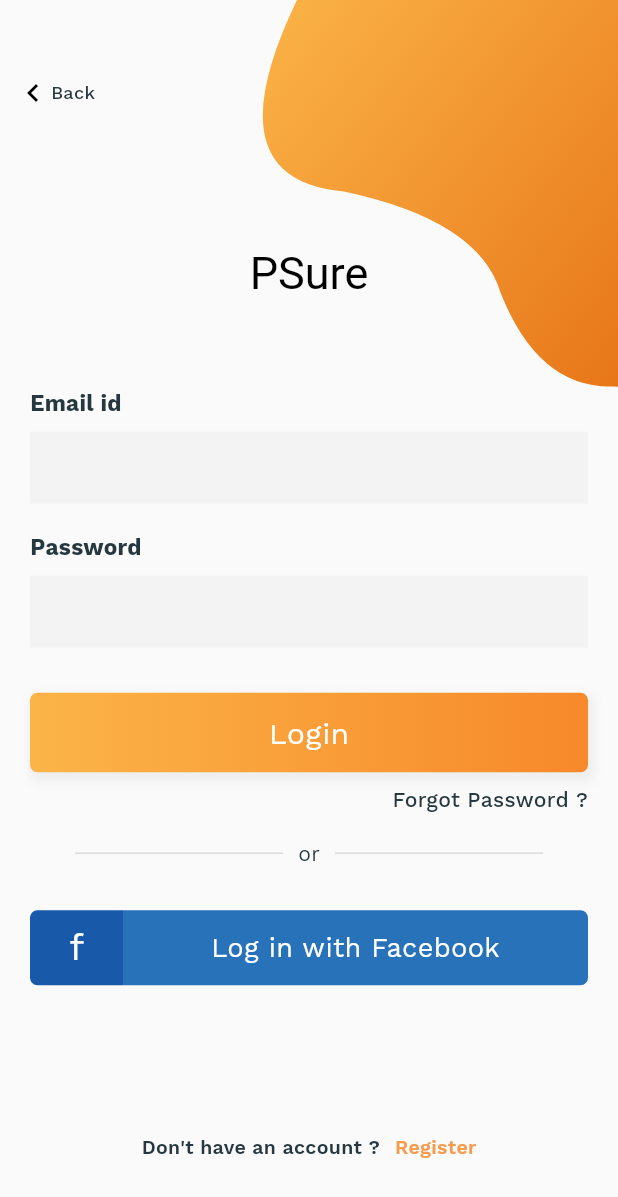
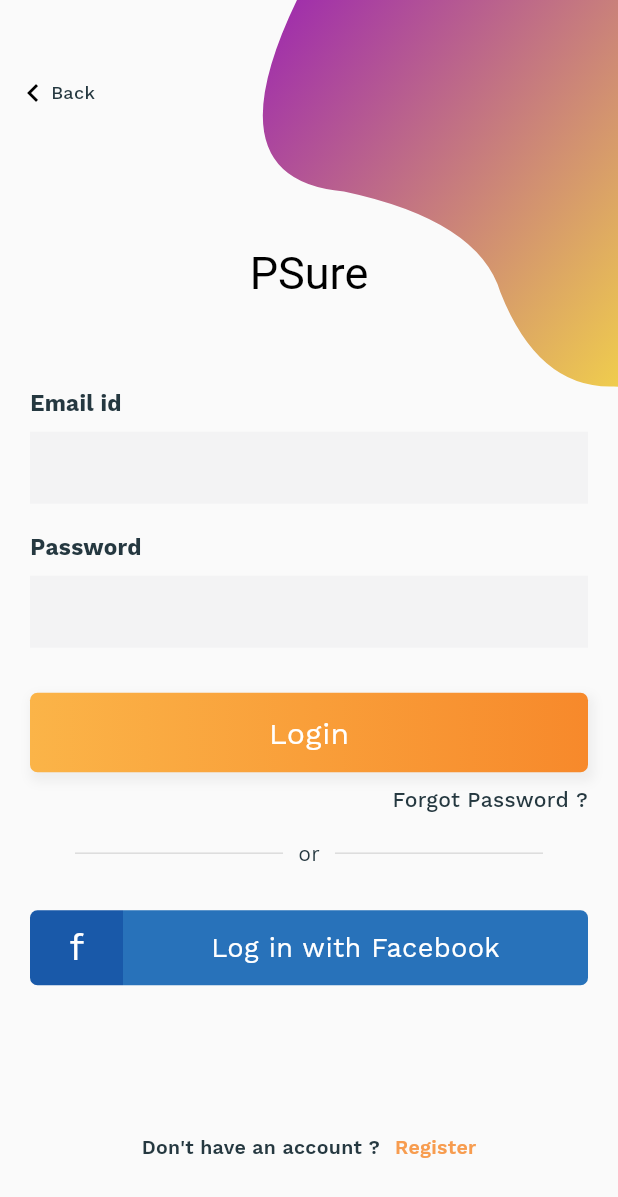
Before and after one commit to abeloha/psure, a Flutter app: the LoginScreen screen opened directly, on a phone screen of 412 x 824 dp. Shown: the top 1197 px of the screen. Run offline on Flutter 3.47's test engine with Material 2 defaults, Android fonts, the phone set to English and light mode, and no system bars.

```diff
--- a/lib/signup/ui_view/bezier_container.dart
+++ b/lib/signup/ui_view/bezier_container.dart
@@ -10,23 +10,20 @@ class BezierContainer extends StatelessWidget {
   @override
   Widget build(BuildContext context) {
     return Container(
-      child: Transform.rotate(
-        angle: -pi / 3.5,
-        child: ClipPath(
+        child: Transform.rotate(
+      angle: -pi / 3.5,
+      child: ClipPath(
         clipper: ClipPainter(),
         child: Container(
-          height: MediaQuery.of(context).size.height *.5,
+          height: MediaQuery.of(context).size.height * .5,
           width: MediaQuery.of(context).size.width,
           decoration: BoxDecoration(
               gradient: LinearGradient(
-                begin: Alignment.topCenter,
-                end: Alignment.bottomCenter,
-                colors: [Color(0xfffbb448),Color(0xffe46b10)]
-              )
-            ),
+                  begin: Alignment.topCenter,
+                  end: Alignment.bottomCenter,
+                  colors: [Colors.purple, Colors.yellow])),
         ),
       ),
-      )
-    );
+    ));
   }
 }
--- a/lib/signup/ui_view/custom_clipper.dart
+++ b/lib/signup/ui_view/custom_clipper.dart
@@ -1,40 +1,36 @@
-
 import 'package:flutter/material.dart';
 import 'package:flutter/painting.dart';
 
-class ClipPainter extends CustomClipper<Path>{
+class ClipPainter extends CustomClipper<Path> {
   @override
-
-   Path getClip(Size size) {
-      var height = size.height;
+  Path getClip(Size size) {
+    var height = size.height;
     var width = size.width;
     var path = new Path();
 
-    path.lineTo(0, size.height );
-    path.lineTo(size.width , height);
-    path.lineTo(size.width , 0);
+    path.lineTo(0, size.height);
+    path.lineTo(size.width, height);
+    path.lineTo(size.width, 0);
 
-     /// [Top Left corner]
-    var secondControlPoint =  Offset(0  ,0);
-    var secondEndPoint = Offset(width * .2  , height *.3);
-    path.quadraticBezierTo(secondControlPoint.dx, secondControlPoint.dy, secondEndPoint.dx, secondEndPoint.dy);
+    /// [Top Left corner]
+    var secondControlPoint = Offset(0, 0);
+    var secondEndPoint = Offset(width * .2, height * .3);
+    path.quadraticBezierTo(secondControlPoint.dx, secondControlPoint.dy,
+        secondEndPoint.dx, secondEndPoint.dy);
 
+    /// [Left Middle]
+    var fifthControlPoint = Offset(width * .3, height * .5);
+    var fiftEndPoint = Offset(width * .23, height * .6);
+    path.quadraticBezierTo(fifthControlPoint.dx, fifthControlPoint.dy,
+        fiftEndPoint.dx, fiftEndPoint.dy);
 
+    /// [Bottom Left corner]
+    var thirdControlPoint = Offset(0, height);
+    var thirdEndPoint = Offset(width, height);
+    path.quadraticBezierTo(thirdControlPoint.dx, thirdControlPoint.dy,
+        thirdEndPoint.dx, thirdEndPoint.dy);
 
-     /// [Left Middle]
-    var fifthControlPoint =  Offset(width * .3  ,height * .5);
-    var fiftEndPoint = Offset(  width * .23, height *.6);
-    path.quadraticBezierTo(fifthControlPoint.dx, fifthControlPoint.dy, fiftEndPoint.dx, fiftEndPoint.dy);
-
-
-     /// [Bottom Left corner]
-    var thirdControlPoint =  Offset(0  ,height);
-    var thirdEndPoint = Offset(width , height  );
-    path.quadraticBezierTo(thirdControlPoint.dx, thirdControlPoint.dy, thirdEndPoint.dx, thirdEndPoint.dy);
-
-
-
-    path.lineTo(0, size.height  );
+    path.lineTo(0, size.height);
     path.close();
 
     return path;
@@ -42,9 +38,6 @@ class ClipPainter extends CustomClipper<Path>{
 
   @override
   bool shouldReclip(CustomClipper<Path> oldClipper) {
-    // TODO: implement shouldReclip
     return true;
   }
-
-
 }
```
Also changed, not shown: lib/landing/landing_screen.dart (+8 -11 lines), lib/account/login/login_screen.dart (deleted).
